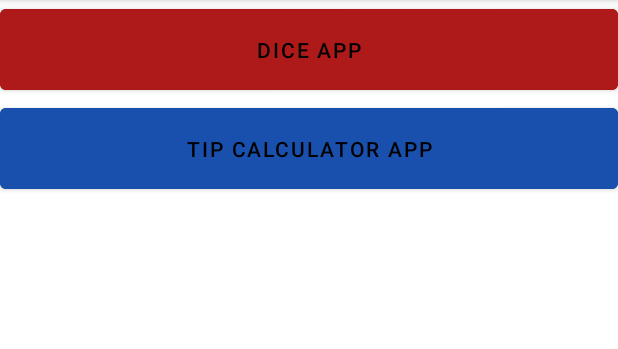
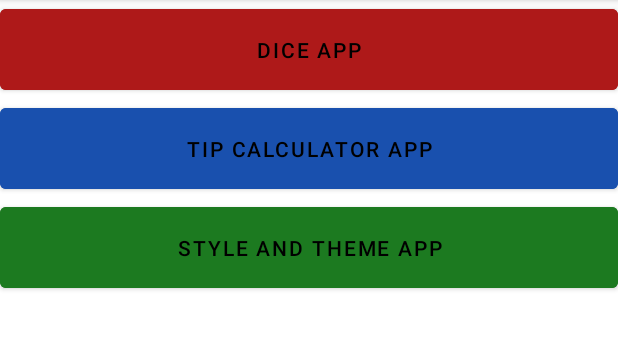
Before and after one commit to jesus-333/AppsOfGoogleTutorial, an Android app: the screen it shows after launch (MainActivity), on a phone screen of 412 x 824 dp, the part 84-433 px from its top. Run offline under Robolectric (Android 15) with nearby library versions, the phone set to English and light mode, and no system bars.

Commit message:
Creation new activity for the style and theme tutorial Create an activity for the style and theme tutorial on google devs website. Add a button to go to that activity from the main page

```diff
--- a/app/src/main/AndroidManifest.xml
+++ b/app/src/main/AndroidManifest.xml
@@ -9,7 +9,8 @@
         android:roundIcon="@mipmap/ic_launcher_round"
         android:supportsRtl="true"
         android:theme="@style/Theme.AppsOfGoogleTutorial">
-        <activity android:name=".TipCalculatorActivity"></activity>
+        <activity android:name=".StyleAndThemeActivity"></activity>
+        <activity android:name=".TipCalculatorActivity" />
         <activity android:name=".DiceAppActivity" />
         <activity android:name=".MainActivity">
             <intent-filter>
--- a/app/src/main/java/com/example/appsofgoogletutorial/MainActivity.kt
+++ b/app/src/main/java/com/example/appsofgoogletutorial/MainActivity.kt
@@ -15,6 +15,9 @@ class MainActivity : AppCompatActivity() {
 
         val buttonTipCalculatorApp: Button = findViewById(R.id.buttonTipCalculatorApp)
         buttonTipCalculatorApp.setOnClickListener { changeScene(2) }
+
+        val buttonStyleAndThemeApp: Button = findViewById(R.id.buttonStyleAndThemeApp)
+        buttonStyleAndThemeApp.setOnClickListener { changeScene(3) }
     }
 
     private fun changeScene(select_app: Int) {
@@ -22,6 +25,7 @@ class MainActivity : AppCompatActivity() {
         when (select_app) {
             1 -> startActivity(Intent(this, DiceAppActivity::class.java))
             2 -> startActivity(Intent(this, TipCalculatorActivity::class.java))
+            3 -> startActivity(Intent(this, StyleAndThemeActivity::class.java))
         }
 
     }
--- a/app/src/main/res/layout/activity_main.xml
+++ b/app/src/main/res/layout/activity_main.xml
@@ -48,6 +48,19 @@
                 app:rippleColor="#E1E1E1"
                 app:strokeColor="#00371111" />
 
+            <Button
+                android:id="@+id/buttonStyleAndThemeApp"
+                android:layout_width="match_parent"
+                android:layout_height="66dp"
+                android:background="@null"
+                android:backgroundTint="#1C7A20"
+                android:shadowColor="#301D1D"
+                android:text="@string/style_and_theme_app"
+                android:textColor="#000000"
+                android:textColorLink="#950A0A"
+                app:rippleColor="#E1E1E1"
+                app:strokeColor="#00371111" />
+
         </LinearLayout>
     </ScrollView>
 </androidx.constraintlayout.widget.ConstraintLayout>
--- a/app/src/main/res/values/strings.xml
+++ b/app/src/main/res/values/strings.xml
@@ -9,4 +9,5 @@
     <string name="tip_amount">Tip Amount: %s</string>
     <string name="calculate_tip">Calculate Tip</string>
     <string name="error_message_tip_app">Invalid cost of the service</string>
+    <string name="style_and_theme_app">Style and Theme App</string>
 </resources>
```
Also changed, not shown: app/src/main/java/com/example/appsofgoogletutorial/StyleAndThemeActivity.kt (added, +11 -0 lines), app/src/main/res/layout/activity_style_and_theme.xml (added, +9 -0 lines).
